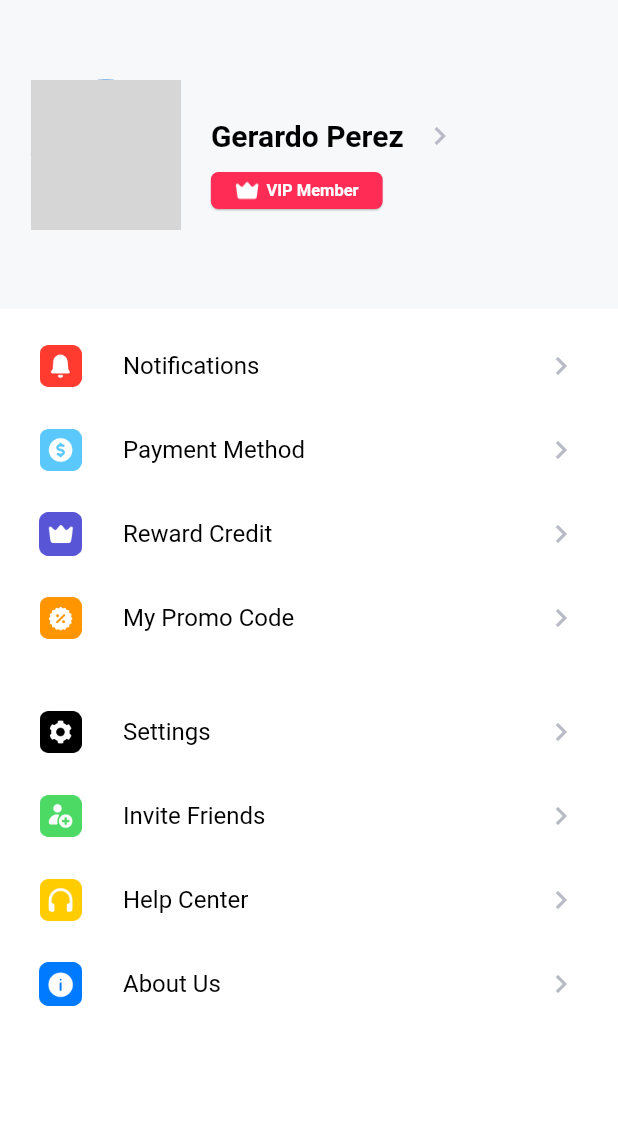
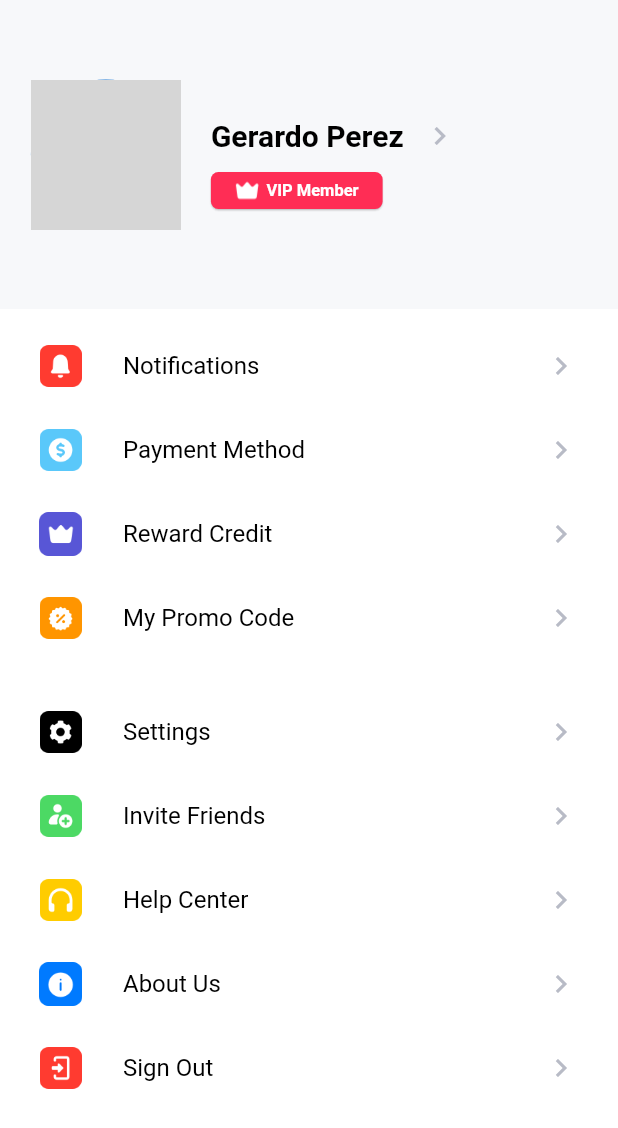
Before and after one commit to problesgerardo/Delivery_app, a Flutter app: the ProfilePage screen opened directly, on a phone screen of 412 x 824 dp. Shown: the top 1128 px of the screen. Run offline on Flutter 3.47's test engine with Material 2 defaults, Android fonts, the phone set to English and light mode, and no system bars; our stand-ins replace card_swiper, shared_preferences; accounts and stored records are empty; network calls fail; grey boxes are pictures that could not be loaded.

Commit message:
LogOut Implementation
Implementacion de cierre de sesion

```diff
--- /dev/null
+++ b/lib/src/features/domain/useCases/Auth/SignOutUseCase/SignOutUseCase.dart
@@ -0,0 +1,27 @@
+
+
+import 'package:delivery_app/src/base/constants/LocalStorageKeys.dart';
+import 'package:delivery_app/src/features/domain/useCases/LocalStorage/LocalStorageUseCaseParameters.dart';
+import 'package:delivery_app/src/features/domain/useCases/LocalStorage/RemoveLocalStorageUseCase.dart';
+
+abstract class SignOutUseCase {
+
+  Future<void> execute();
+}
+
+class DefaultSignOutUseCase extends SignOutUseCase {
+
+  //Dependencias
+  final RemoveLocalStorageUseCase _removeLocalStorageUseCase;
+
+  DefaultSignOutUseCase({ RemoveLocalStorageUseCase? removeLocalStorageUseCase })
+    : _removeLocalStorageUseCase = removeLocalStorageUseCase ?? DefaultRemoveLocalStorageUseCase();
+
+  @override
+  Future<void> execute() async {
+
+    return _removeLocalStorageUseCase.execute(parameters: RemoveLocalStorageParameters(key: LocalStorageKeys.idToken));
+  }
+
+
+}
--- /dev/null
+++ b/lib/src/features/presentation/profile_page/model/ProfileTabViewModel.dart
@@ -0,0 +1,38 @@
+
+
+import 'package:delivery_app/src/features/domain/useCases/Auth/SignOutUseCase/SignOutUseCase.dart';
+import 'package:delivery_app/src/features/presentation/state_providers/LoadingStateProvider.dart';
+
+abstract class ProfileTabViewModelInput {
+
+  late LoadingStateProvider loadingStatusState;
+
+  Future<void> signOut();
+  void initState({ required LoadingStateProvider loadingState });
+
+}
+
+abstract class ProfileTabViewModel extends ProfileTabViewModelInput {}
+
+class DefaultProfileTabViewModel extends ProfileTabViewModel {
+
+  //Dependencias
+  final SignOutUseCase _signOutUseCase;
+
+  DefaultProfileTabViewModel({ SignOutUseCase? signOutUseCase })
+    : _signOutUseCase = signOutUseCase ?? DefaultSignOutUseCase();
+
+  @override
+  void initState({required LoadingStateProvider loadingState}) {
+    loadingStatusState = loadingState;
+  }
+
+  @override
+  Future<void> signOut() {
+
+    loadingStatusState.setLoadingState(isLoading: true);
+
+    return _signOutUseCase.execute().then((_) => loadingStatusState.setLoadingState(isLoading: false));
+  }
+
+}
--- a/lib/src/features/presentation/profile_page/view/profile_page.dart
+++ b/lib/src/features/presentation/profile_page/view/profile_page.dart
@@ -1,7 +1,14 @@
+import 'package:delivery_app/src/features/presentation/profile_page/model/ProfileTabViewModel.dart';
+import 'package:delivery_app/src/features/presentation/state_providers/LoadingStateProvider.dart';
+import 'package:delivery_app/src/features/presentation/welcome_page/view/welcome_page.dart';
+import 'package:delivery_app/src/features/presentation/widgets/buttons/rounded_button.dart';
 import 'package:delivery_app/src/features/presentation/widgets/headers/header_text.dart';
 import 'package:flutter/material.dart';
 
 import 'package:delivery_app/src/colors/colors.dart';
+import 'package:provider/provider.dart';
+
+import '../../widgets/alerts/alert_dialog.dart';
 
 class ProfilePage extends StatefulWidget {
   const ProfilePage({super.key});
@@ -11,11 +18,25 @@ class ProfilePage extends StatefulWidget {
 }
 
 class _ProfilePageState extends State<ProfilePage> {
+
+  final ProfileTabViewModel _viewModel;
+
+  _ProfilePageState({ ProfileTabViewModel? profileTabViewModel })
+    : _viewModel = profileTabViewModel ?? DefaultProfileTabViewModel();
+
   @override
   Widget build(BuildContext context) {
+
+    //Inicializamos el ViewModel
+    _viewModel.initState(loadingState: Provider.of<LoadingStateProvider>(context));
+
+
     return Scaffold(
-      body: SingleChildScrollView(
-        child: Column(
+      body: CustomScrollView(
+        slivers: [
+          SliverList(delegate: SliverChildListDelegate(
+            [
+              Column(
                 children: [
                   GestureDetector (
                     onTap: () => Navigator.pushNamed(context, 'profile-detail'),
@@ -24,11 +45,12 @@ class _ProfilePageState extends State<ProfilePage> {
                   _contentProfile(context),
                 ],
               ),
+            ]
+          ))
+        ],
       ),
     );
   }
-}
-
 
   Widget _header(BuildContext context) {
 
@@ -114,7 +136,7 @@ Widget _contentProfile( BuildContext context) {
       children: [
         ListTile(
           leading: Image(
-            image: AssetImage('assets/noti.png'),
+            image: const AssetImage('assets/noti.png'),
             width: sizeHeight * 0.035,
             height: sizeHeight * 0.035,
           ),
@@ -126,7 +148,7 @@ Widget _contentProfile( BuildContext context) {
         ),
         ListTile(
           leading: Image(
-            image: AssetImage('assets/payicon.png'),
+            image: const AssetImage('assets/payicon.png'),
             width: sizeHeight * 0.035,
             height: sizeHeight * 0.035,
           ),
@@ -138,7 +160,7 @@ Widget _contentProfile( BuildContext context) {
         ),
         ListTile(
           leading: Image(
-            image: AssetImage('assets/rewardicon.png'),
+            image: const AssetImage('assets/rewardicon.png'),
             width: sizeHeight * 0.035,
             height: sizeHeight * 0.035,
           ),
@@ -150,7 +172,7 @@ Widget _contentProfile( BuildContext context) {
         ),
         ListTile(
           leading: Image(
-            image: AssetImage('assets/promoicon.png'),
+            image: const AssetImage('assets/promoicon.png'),
             width: sizeHeight * 0.035,
             height: sizeHeight * 0.035,
           ),
@@ -160,11 +182,11 @@ Widget _contentProfile( BuildContext context) {
           ),
           trailing: Icon(Icons.chevron_right, color: grey,)
         ),
-        SizedBox( height: 20.0,),
+        const SizedBox( height: 20.0,),
 
         ListTile(
           leading: Image(
-            image: AssetImage('assets/settingicon.png'),
+            image: const AssetImage('assets/settingicon.png'),
             width: sizeHeight * 0.035,
             height: sizeHeight * 0.035,
           ),
@@ -176,7 +198,7 @@ Widget _contentProfile( BuildContext context) {
         ),
         ListTile(
           leading: Image(
-            image: AssetImage('assets/inviteicon.png'),
+            image: const AssetImage('assets/inviteicon.png'),
             width: sizeHeight * 0.035,
             height: sizeHeight * 0.035,
           ),
@@ -188,7 +210,7 @@ Widget _contentProfile( BuildContext context) {
         ),
         ListTile(
           leading: Image(
-            image: AssetImage('assets/helpicon.png'),
+            image: const AssetImage('assets/helpicon.png'),
             width: sizeHeight * 0.035,
             height: sizeHeight * 0.035,
           ),
@@ -200,7 +222,7 @@ Widget _contentProfile( BuildContext context) {
         ),
         ListTile(
           leading: Image(
-            image: AssetImage('assets/abouticon.png'),
+            image: const AssetImage('assets/abouticon.png'),
             width: sizeHeight * 0.035,
             height: sizeHeight * 0.035,
           ),
@@ -210,7 +232,46 @@ Widget _contentProfile( BuildContext context) {
           ),
           trailing: Icon(Icons.chevron_right, color: grey,)
         ),
+        ListTile(
+          leading: Image(
+            image: const AssetImage('assets/logout.png'),
+            width: sizeHeight * 0.035,
+            height: sizeHeight * 0.035,
+          ),
+          title: HeaderText(
+            text: 'Sign Out',
+            fontWeight: FontWeight.w400,
+          ),
+          trailing: Icon(Icons.chevron_right, color: grey,),
+          onTap: () => _signOut(context),
+        ),
       ],
     ),
   );
 }
+
+
+  Future _signOut( BuildContext context ) async {
+
+    ShowAlertDialog(
+      context,
+      AssetImage('assets/logout.png'),
+      "Sign Out",
+      "Do you want Sign Out?",
+      RoundedButton(
+        context: context,
+        color: orange,
+        labelButton: "Log Out",
+        fnAction: () {
+          _viewModel.signOut().then((_) {
+            Navigator.pushReplacement(context, PageRouteBuilder(pageBuilder: (_,__,___) => const WelcomePage(),
+              transitionDuration: const Duration(seconds: 0)
+            ));
+          });
+        }
+      )
+
+    );
+
+  }
+}
--- a/lib/src/features/presentation/widgets/alerts/alert_dialog.dart
+++ b/lib/src/features/presentation/widgets/alerts/alert_dialog.dart
@@ -19,7 +19,7 @@ void ShowAlertDialog(
     final sizeHeight = MediaQuery.of(context).size.height;
     final sizeWidth = MediaQuery.of(context).size.width;
 
-    print(sizeWidth * 0.047);
+    //print(sizeWidth * 0.047);
 
       return AlertDialog(
         shape: RoundedRectangleBorder(
```
Lines whose indentation alone changed are shown as unchanged.
